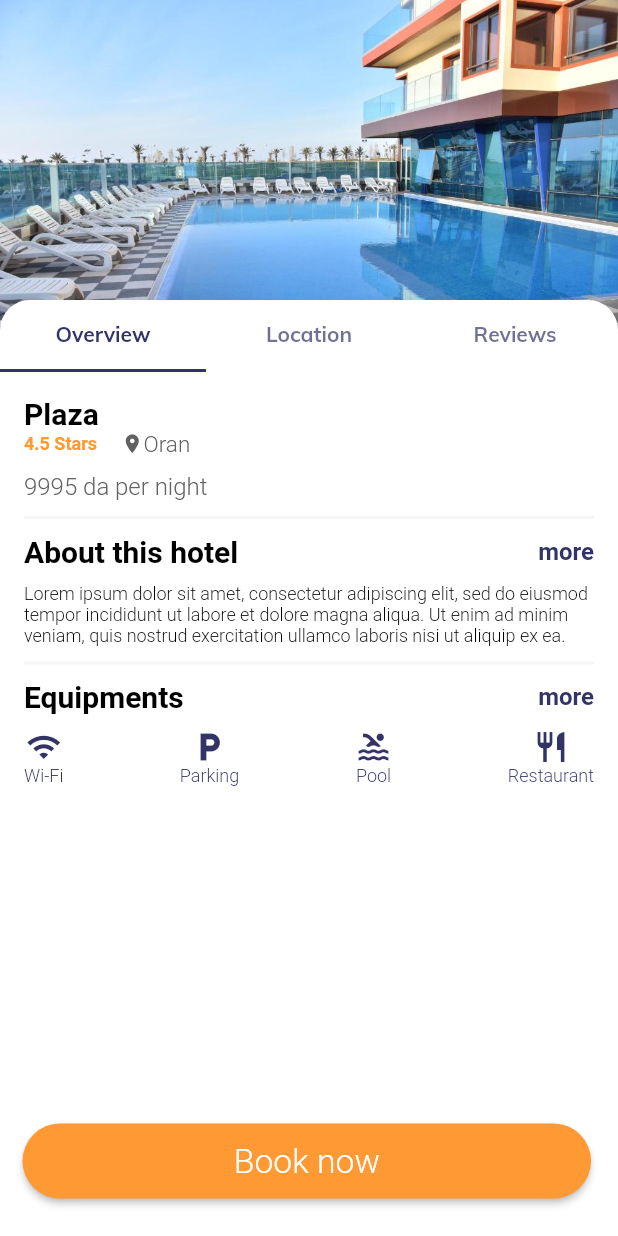
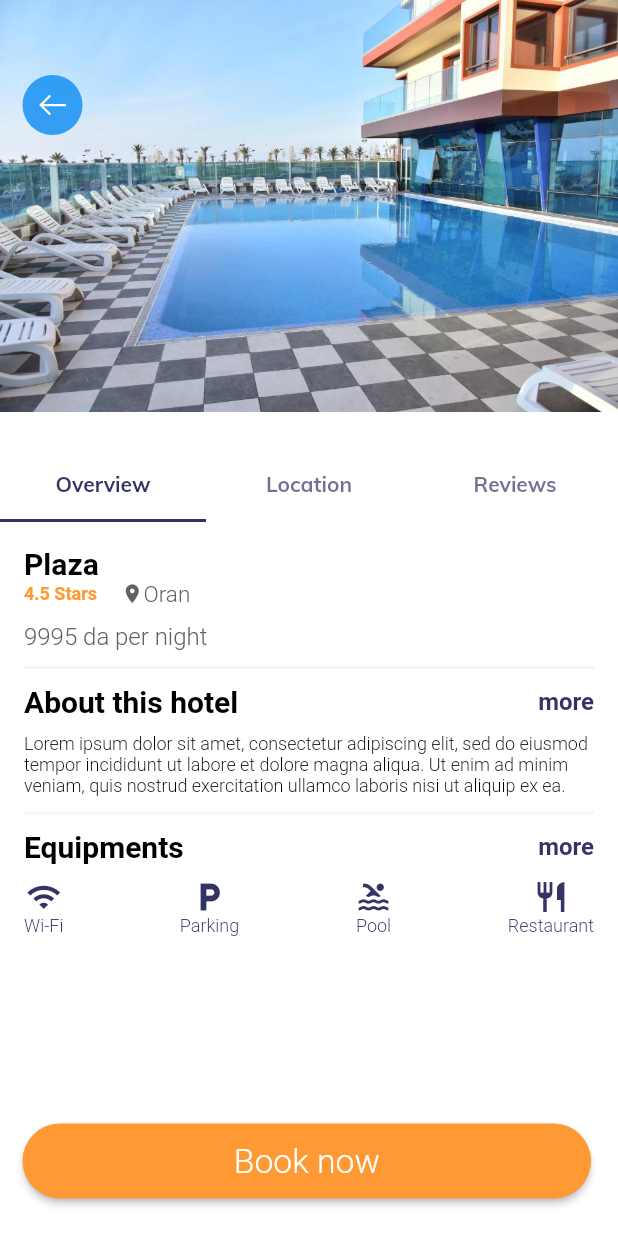
Before and after one commit to azamatig/travelman_places, a Flutter app: the BookingMain screen opened directly, after a tap on "sheraton", on a phone screen of 412 x 824 dp. Run offline on Flutter 3.47's test engine with Material 2 defaults, Android fonts, the phone set to English and light mode, and no system bars; our stand-ins replace animated_bottom_navigation_bar, cached_network_image, carousel_pro, cloud_firestore, connectivity, dots_indicator and 25 more; missing offline and left inert: apple_sign_in, firebase_admob, flutter_facebook_login, flutter_polyline_points, geo, geocoder and 1 more; accounts and stored records are empty; Roboto replaces fonts that are missing (nunito).

Commit message:
some typo and methods fixes

```diff
--- a/lib/blocs/sign_in_bloc.dart
+++ b/lib/blocs/sign_in_bloc.dart
@@ -64,6 +64,9 @@
 
   String _packageName = '';
   String get packageName => _packageName;
+
+  bool _isAdmin;
+  bool get isAdmin => _isAdmin;
 
   void initPackageInfo() async {
     PackageInfo packageInfo = await PackageInfo.fromPlatform();
--- a/lib/pages/booking_page/booking_page.dart
+++ b/lib/pages/booking_page/booking_page.dart
@@ -13,18 +13,14 @@
 
 class _BookingMainState extends State<BookingMain>
     with SingleTickerProviderStateMixin {
-  TabController tabController;
-
   @override
   void initState() {
     super.initState();
-    tabController = TabController(length: 2, vsync: this);
   }
 
   @override
   void dispose() {
     super.dispose();
-    tabController.dispose();
   }
 
   @override
@@ -38,22 +34,7 @@
         centerTitle: true,
         elevation: 0.0,
       ),
-      body: Scaffold(
-        backgroundColor: kwhite,
-        appBar: TabBar(
-          labelColor: kdarkBlue,
-          labelStyle:
-              TextStyle(fontFamily: "nunito", fontWeight: FontWeight.bold),
-          controller: tabController,
-          indicatorColor: kdarkBlue,
-          tabs: <Widget>[
-            Tab(text: "hotels".tr()),
-            Tab(text: "trip".tr()),
-          ],
-        ),
-        body: TabBarView(
-          children: <Widget>[
-            SingleChildScrollView(
+      body: SingleChildScrollView(
         child: Padding(
           padding: const EdgeInsets.all(16.0),
           child: Column(
@@ -139,11 +120,6 @@
           ),
         ),
       ),
-            Icon(Icons.restaurant),
-          ],
-          controller: tabController,
-        ),
-      ),
     );
   }
 }
--- a/lib/pages/booking_page/hotel_details.dart
+++ b/lib/pages/booking_page/hotel_details.dart
@@ -1,4 +1,5 @@
 import 'package:flutter/material.dart';
+import 'package:line_icons/line_icons.dart';
 import 'package:travelman/utils/colors.dart';
 import 'package:travelman/utils/wide_button.dart';
 import 'package:travelman/widgets/textStyles.dart';
@@ -26,12 +27,28 @@
                 child: Image.asset("assets/images/hotel.jpg")),
           ),
           Positioned(
-            top: 200.0,
+            top: 50,
+            left: 15,
+            child: CircleAvatar(
+              backgroundColor: Colors.blue.withOpacity(0.9),
+              child: IconButton(
+                icon: Icon(
+                  LineIcons.arrow_left,
+                  color: Colors.white,
+                ),
+                onPressed: () {
+                  Navigator.pop(context);
+                },
+              ),
+            ),
+          ),
+          Positioned(
+            top: 300.0,
             child: ClipRRect(
               borderRadius: BorderRadius.circular(20.0),
               child: Container(
                 width: MediaQuery.of(context).size.width,
-                height: 400,
+                height: 380,
                 child: Scaffold(
                   appBar: TabBar(
                     labelColor: kdarkBlue,
@@ -227,7 +244,7 @@
                       ),
                     ],
                   ),
-
+// Нахуя это нужно, не помню
                   /*Stack(
                     children: <Widget>[
                       Image.asset("assets/hotel.jpg"),
--- a/pubspec.yaml
+++ b/pubspec.yaml
@@ -64,6 +64,7 @@
   flutter_local_notifications: ^1.4.4+2
   uuid: ^2.0.4
   dotted_line: ^2.0.2
+
 
 dev_dependencies:
   flutter_test:
```
Also changed, not shown: lib/models/user.dart (+11 -6 lines), lib/pages/explore.dart (+31 -9 lines). Lines whose indentation alone changed are shown as unchanged.
